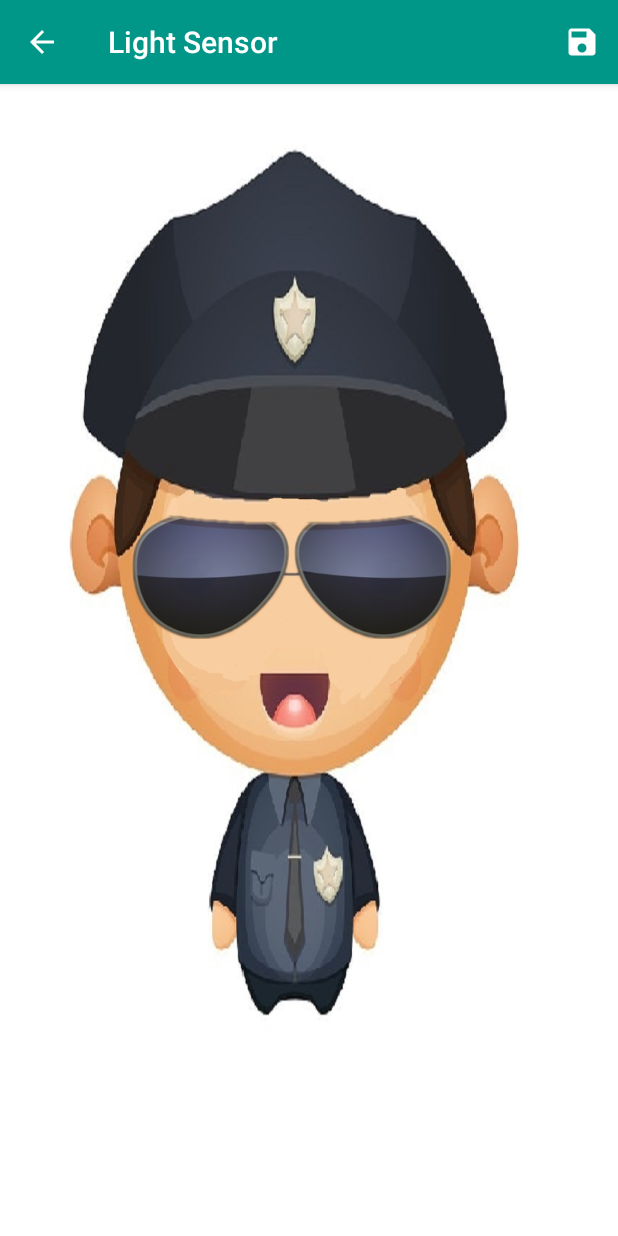
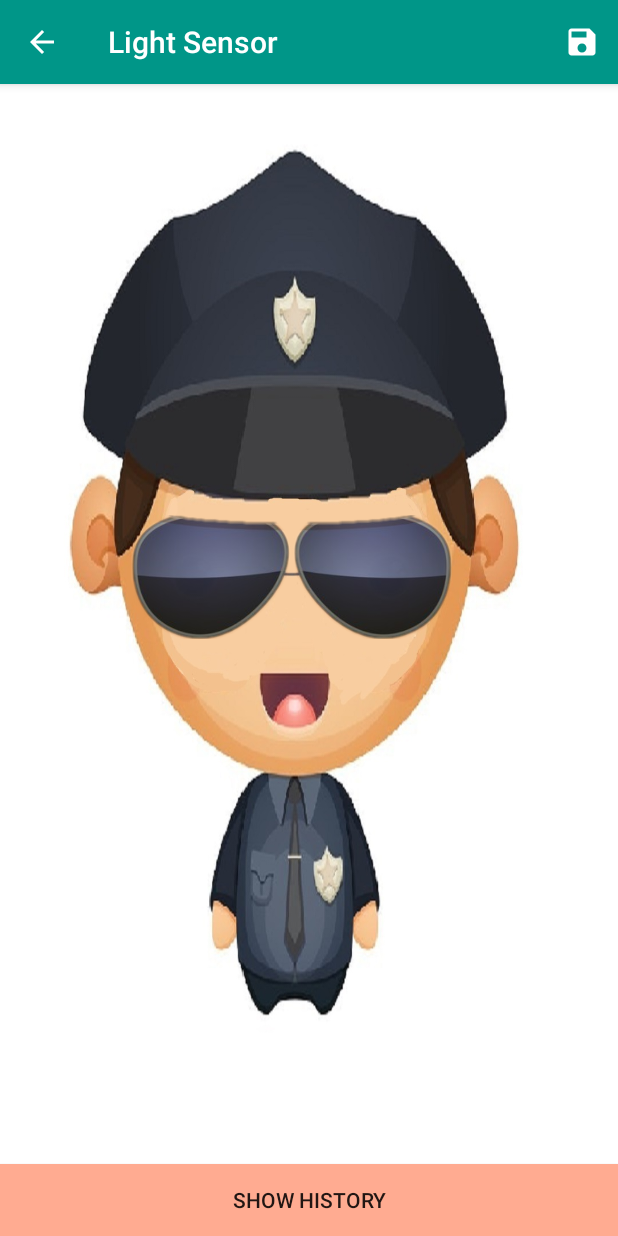
Before and after one commit to giuseppeboezio/misurapp, an Android app: the SensorLightActivity screen opened directly, with no data from a screen before it, on a phone screen of 412 x 824 dp. Run offline under Robolectric (Android 15) with nearby library versions, the phone set to English and light mode, and no system bars.

Commit message:
Button to read history detection developed

```diff
--- a/app/src/main/java/it/uniba/di/sms1920/misurapp/SensorLightActivity.java
+++ b/app/src/main/java/it/uniba/di/sms1920/misurapp/SensorLightActivity.java
@@ -4,6 +4,7 @@ import androidx.appcompat.app.AppCompatActivity;
 import androidx.appcompat.widget.Toolbar;
 
 import android.content.Context;
+import android.content.Intent;
 import android.hardware.Sensor;
 import android.hardware.SensorEvent;
 import android.hardware.SensorEventListener;
@@ -12,8 +13,10 @@ import android.os.Bundle;
 import android.util.Log;
 import android.view.Menu;
 import android.view.MenuItem;
+import android.view.View;
 import android.view.animation.AlphaAnimation;
 import android.view.animation.LinearInterpolator;
+import android.widget.Button;
 import android.widget.ImageView;
 import android.widget.TextView;
 import android.widget.Toast;
@@ -34,12 +37,22 @@ public class SensorLightActivity extends AppCompatActivity implements SensorEven
     private float fromAlpha, toAlpha;
     private Set<Detection> detections;
     private TextView showLightData;
+    private Button mBtnHistory;
 
 
     @Override
     protected void onCreate(Bundle savedInstanceState) {
         super.onCreate(savedInstanceState);
         setContentView(R.layout.activity_sensor_light);
+
+        mBtnHistory = (Button) findViewById(R.id.btnHistory);
+
+        mBtnHistory.setOnClickListener(new Button.OnClickListener(){
+            @Override
+            public void onClick(View v) {
+                goHistory();
+            }
+        });
 
         myToolbar = (Toolbar) findViewById(R.id.my_toolbar);
         myToolbar.setNavigationIcon(R.drawable.ic_arrow_back_white_24dp);
@@ -147,4 +160,10 @@ public class SensorLightActivity extends AppCompatActivity implements SensorEven
         detections.clear();
     }
 
+    private void goHistory() {
+        Intent intent = new Intent(this, HistoryActivity.class);
+        intent.putExtra(DetectionOpenHelper.SENSOR_TYPE, Sensor.TYPE_LIGHT);
+        startActivity(intent);
+    }
+
 }
--- a/app/src/main/res/layout/activity_history.xml
+++ b/app/src/main/res/layout/activity_history.xml
@@ -7,7 +7,7 @@
     android:orientation="vertical"
     tools:context=".HistoryActivity">
 
-    <androidx.appcompat.widget.Toolbar
+    <android.widget.Toolbar
         android:id="@+id/my_toolbar"
         android:layout_width="match_parent"
         android:layout_height="?attr/actionBarSize"
--- a/app/src/main/res/layout/activity_sensor_light.xml
+++ b/app/src/main/res/layout/activity_sensor_light.xml
@@ -49,4 +49,13 @@
         app:layout_constraintEnd_toEndOf="parent"
         app:layout_constraintStart_toStartOf="parent"
         app:layout_constraintTop_toBottomOf="@+id/my_toolbar" />
+
+    <Button
+        android:id="@+id/btnHistory"
+        android:layout_width="match_parent"
+        android:layout_height="wrap_content"
+        android:layout_gravity="bottom"
+        android:text="@string/showHistory"
+        android:background="@color/colorAccent"
+        app:layout_constraintBottom_toBottomOf="parent"/>
 </androidx.constraintlayout.widget.ConstraintLayout>
```
